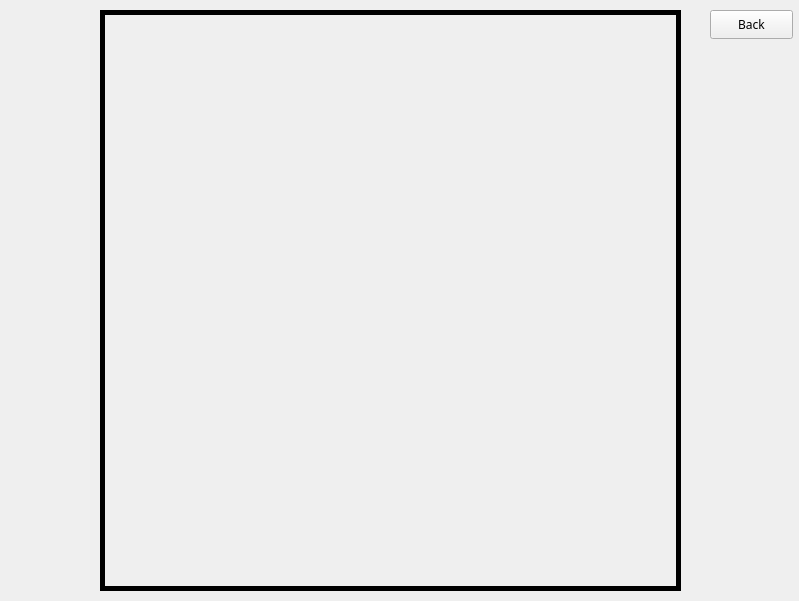
First picture: the form in chessteacher.ui, repository finmuir/ChessMate, before the edit.
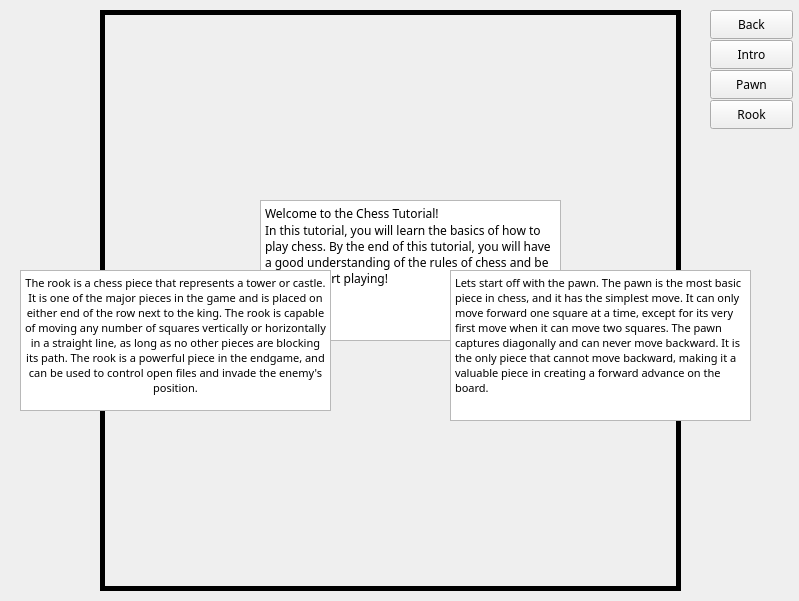
Second picture: the form after the edit.

Patch:
```diff
--- a/chessteacher.ui
+++ b/chessteacher.ui
@@ -4134,6 +4134,125 @@
        <string>Back</string>
       </property>
      </widget>
+     <widget class="QPlainTextEdit" name="tutorialstep1TextEdit">
+      <property name="geometry">
+       <rect>
+        <x>260</x>
+        <y>200</y>
+        <width>301</width>
+        <height>141</height>
+       </rect>
+      </property>
+      <property name="font">
+       <font>
+        <family>Dubai Medium</family>
+        <pointsize>9</pointsize>
+       </font>
+      </property>
+      <property name="plainText">
+       <string>Welcome to the Chess Tutorial! 
+In this tutorial, you will learn the basics of how to play chess. By the end of this tutorial, you will have a good understanding of the rules of chess and be ready to start playing!</string>
+      </property>
+     </widget>
+     <widget class="QPlainTextEdit" name="tutorialstep2TextEdit">
+      <property name="geometry">
+       <rect>
+        <x>450</x>
+        <y>270</y>
+        <width>301</width>
+        <height>151</height>
+       </rect>
+      </property>
+      <property name="font">
+       <font>
+        <family>Dubai Medium</family>
+        <pointsize>8</pointsize>
+       </font>
+      </property>
+      <property name="plainText">
+       <string>Lets start off with the pawn. The pawn is the most basic piece in chess, and it has the simplest move. It can only move forward one square at a time, except for its very first move when it can move two squares. The pawn captures diagonally and can never move backward. It is the only piece that cannot move backward, making it a valuable piece in creating a forward advance on the board.</string>
+      </property>
+     </widget>
+     <widget class="QPushButton" name="introTutorialButton">
+      <property name="geometry">
+       <rect>
+        <x>710</x>
+        <y>40</y>
+        <width>83</width>
+        <height>29</height>
+       </rect>
+      </property>
+      <property name="font">
+       <font>
+        <family>Dubai Medium</family>
+       </font>
+      </property>
+      <property name="text">
+       <string>Intro</string>
+      </property>
+     </widget>
+     <widget class="QPushButton" name="pawnButton">
+      <property name="geometry">
+       <rect>
+        <x>710</x>
+        <y>70</y>
+        <width>83</width>
+        <height>29</height>
+       </rect>
+      </property>
+      <property name="font">
+       <font>
+        <family>Dubai Medium</family>
+       </font>
+      </property>
+      <property name="text">
+       <string>Pawn</string>
+      </property>
+     </widget>
+     <widget class="QPushButton" name="rookButton">
+      <property name="geometry">
+       <rect>
+        <x>710</x>
+        <y>100</y>
+        <width>83</width>
+        <height>29</height>
+       </rect>
+      </property>
+      <property name="font">
+       <font>
+        <family>Dubai Medium</family>
+       </font>
+      </property>
+      <property name="text">
+       <string>Rook</string>
+      </property>
+     </widget>
+     <widget class="QTextEdit" name="rookTextEdit">
+      <property name="geometry">
+       <rect>
+        <x>20</x>
+        <y>270</y>
+        <width>311</width>
+        <height>141</height>
+       </rect>
+      </property>
+      <property name="font">
+       <font>
+        <family>Dubai Medium</family>
+        <pointsize>8</pointsize>
+       </font>
+      </property>
+      <property name="html">
+       <string>&lt;!DOCTYPE HTML PUBLIC &quot;-//W3C//DTD HTML 4.0//EN&quot; &quot;http://www.w3.org/TR/REC-html40/strict.dtd&quot;&gt;
+&lt;html&gt;&lt;head&gt;&lt;meta name=&quot;qrichtext&quot; content=&quot;1&quot; /&gt;&lt;meta charset=&quot;utf-8&quot; /&gt;&lt;style type=&quot;text/css&quot;&gt;
+p, li { white-space: pre-wrap; }
+hr { height: 1px; border-width: 0; }
+li.unchecked::marker { content: &quot;\2610&quot;; }
+li.checked::marker { content: &quot;\2612&quot;; }
+&lt;/style&gt;&lt;/head&gt;&lt;body style=&quot; font-family:'Dubai Medium'; font-size:8pt; font-weight:400; font-style:normal;&quot;&gt;
+&lt;p align=&quot;center&quot; style=&quot; margin-top:0px; margin-bottom:0px; margin-left:0px; margin-right:0px; -qt-block-indent:0; text-indent:0px;&quot;&gt;&lt;span style=&quot; font-family:'Segoe UI';&quot;&gt;The rook is a chess piece that represents a tower or castle. It is one of the major pieces in the game and is placed on either end of the row next to the king. The rook is capable of moving any number of squares vertically or horizontally in a straight line, as long as no other pieces are blocking its path. The rook is a powerful piece in the endgame, and can be used to control open files and invade the enemy's position.&lt;/span&gt;&lt;/p&gt;&lt;/body&gt;&lt;/html&gt;</string>
+      </property>
+     </widget>
     </widget>
     <widget class="QWidget" name="TacticsPage">
      <widget class="QLabel" name="tacticspageWallpaper">
```
Left out of the diff: 197 changed lines with no effect on the pictures.
